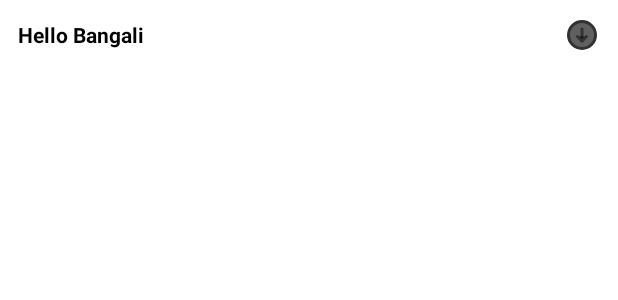
After one commit to n3o-d4rk3r/BangalMasterPack, an Android app: the layout drop_down_list.xml on its own in the app's theme, with its tools: preview values and no code run, on a phone screen of 412 x 824 dp. The commit adds this screen. Shown: the top 300 px of the screen. Run offline under Robolectric (Android 15) with nearby library versions, the phone set to English and light mode, and no system bars.

Commit message:
New Features DropDown

```diff
--- a/masterpacklib/build.gradle
+++ b/masterpacklib/build.gradle
@@ -45,7 +45,7 @@ afterEvaluate {
             release(MavenPublication) {
                 groupId = 'com.github.n3o-d4rk3r'
                 artifactId = 'masterpacklib'
-                version = '1.0.1'
+                version = '1.9.2'
                 artifact(bundleReleaseAar)
             }
         }
--- /dev/null
+++ b/masterpacklib/src/main/res/drawable/divider_horizontal.xml
@@ -0,0 +1,5 @@
+<?xml version="1.0" encoding="utf-8"?>
+<shape xmlns:android="http://schemas.android.com/apk/res/android">
+    <size android:height="1px" />
+    <solid android:color="@color/divider_color" />
+</shape>
--- /dev/null
+++ b/masterpacklib/src/main/res/drawable/ic_arrow_down.xml
@@ -0,0 +1,33 @@
+<?xml version="1.0" encoding="utf-8"?>
+<vector xmlns:android="http://schemas.android.com/apk/res/android"
+    android:width="24dp"
+    android:height="24dp"
+    android:viewportWidth="24"
+    android:viewportHeight="24">
+
+    <path
+        android:fillColor="?attr/colorControlNormal"
+        android:fillAlpha="0.1"
+        android:strokeAlpha="0.1"
+        android:strokeWidth="1"
+        android:pathData="M21 12C21 16.9706 16.9706 21 12 21C7.02944 21 3 16.9706 3 12C3 7.02944 7.02944 3 12 3C16.9706 3 21 7.02944 21 12Z" />
+    <path
+        android:fillColor="?attr/colorControlNormal"
+        android:strokeColor="#323232"
+        android:strokeWidth="2"
+        android:pathData="M21 12C21 16.9706 16.9706 21 12 21C7.02944 21 3 16.9706 3 12C3 7.02944 7.02944 3 12 3C16.9706 3 21 7.02944 21 12Z" />
+    <path
+        android:fillColor="?attr/colorControlNormal"
+        android:strokeColor="#323232"
+        android:strokeWidth="2"
+        android:strokeLineJoin="round"
+        android:strokeLineCap="round"
+        android:pathData="M12 16L12 8" />
+    <path
+        android:fillColor="?attr/colorControlNormal"
+        android:strokeColor="#323232"
+        android:strokeWidth="2"
+        android:strokeLineJoin="round"
+        android:strokeLineCap="round"
+        android:pathData="M9 13L11.913 15.913V15.913C11.961 15.961 12.039 15.961 12.087 15.913V15.913L15 13" />
+</vector>
--- /dev/null
+++ b/masterpacklib/src/main/res/layout/drop_down_list.xml
@@ -0,0 +1,83 @@
+<?xml version="1.0" encoding="utf-8"?>
+<LinearLayout
+    xmlns:android="http://schemas.android.com/apk/res/android"
+    xmlns:app="http://schemas.android.com/apk/res-auto"
+    android:layout_width="match_parent"
+    android:layout_height="wrap_content"
+    android:animateLayoutChanges="true"
+    android:orientation="vertical">
+
+    <androidx.constraintlayout.widget.ConstraintLayout
+        android:id="@+id/header"
+        android:layout_width="match_parent"
+        android:layout_height="match_parent"
+        android:animateLayoutChanges="true"
+        android:background="?attr/selectableItemBackground"
+        android:clickable="true"
+        android:focusable="true"
+        android:paddingLeft="12dp"
+        android:paddingRight="12dp">
+
+        <TextView
+            android:id="@+id/header_title_prefix"
+            android:layout_width="wrap_content"
+            android:layout_height="wrap_content"
+            android:singleLine="true"
+            android:text="Hello Bangali"
+            android:textColor="@android:color/black"
+            android:textStyle="bold"
+            app:layout_constraintBottom_toBottomOf="parent"
+            app:layout_constraintStart_toStartOf="parent"
+            app:layout_constraintTop_toTopOf="parent" />
+
+        <TextView
+            android:id="@+id/header_title"
+            android:layout_width="0dp"
+            android:layout_height="wrap_content"
+            android:layout_marginStart="12dp"
+            android:layout_marginEnd="8dp"
+            android:ellipsize="marquee"
+            android:singleLine="true"
+            android:textColor="@android:color/black"
+            app:layout_constraintBottom_toBottomOf="parent"
+            app:layout_constraintEnd_toStartOf="@+id/num_tips"
+            app:layout_constraintStart_toEndOf="@+id/header_title_prefix"
+            app:layout_constraintTop_toTopOf="parent" />
+
+        <TextView
+            android:id="@+id/num_tips"
+            android:layout_width="wrap_content"
+            android:layout_height="wrap_content"
+            android:layout_marginEnd="12dp"
+            android:padding="12dp"
+            android:textColor="@android:color/holo_blue_dark"
+            android:textSize="16sp"
+            android:textStyle="bold"
+            app:layout_constraintBottom_toBottomOf="parent"
+            app:layout_constraintEnd_toStartOf="@+id/arrow"
+            app:layout_constraintTop_toTopOf="parent" />
+
+        <androidx.appcompat.widget.AppCompatImageView
+            android:id="@+id/arrow"
+            android:layout_width="wrap_content"
+            android:layout_height="wrap_content"
+            android:src="@drawable/ic_arrow_down"
+            app:layout_constraintBottom_toBottomOf="parent"
+            app:layout_constraintEnd_toEndOf="parent"
+            app:layout_constraintTop_toTopOf="parent" />
+
+
+    </androidx.constraintlayout.widget.ConstraintLayout>
+
+    <LinearLayout
+        android:id="@+id/list_container"
+        android:layout_width="match_parent"
+        android:layout_height="wrap_content"
+        android:animateLayoutChanges="true"
+        android:divider="@drawable/divider_horizontal"
+        android:orientation="vertical"
+        android:showDividers="middle"
+        android:visibility="gone"
+        />
+
+</LinearLayout>
--- a/masterpacklib/src/main/res/values/colors.xml
+++ b/masterpacklib/src/main/res/values/colors.xml
@@ -5,4 +5,5 @@
     <color name="lightPink">#FEF1F8</color>
     <color name="gray">#7C7C7C</color>
     <color name="line_gray">#cccccc</color>
+    <color name="divider_color">#17000000</color>
 </resources>
```
Also changed, not shown: masterpacklib/src/main/java/bd/com/bangal/masterpacklib/dropdown/ColorUtil.kt (added, +28 -0 lines), masterpacklib/src/main/java/bd/com/bangal/masterpacklib/dropdown/DropDownList.kt (added, +332 -0 lines), masterpacklib/src/main/res/drawable/ic_arrow_up.xml (added, +33 -0 lines), masterpacklib/src/main/res/drawable/ic_close.xml (added, +11 -0 lines), masterpacklib/src/main/res/layout/drop_down_list_item.xml (added, +60 -0 lines), masterpacklib/src/main/res/values/attrs.xml (+11 -0 lines).
